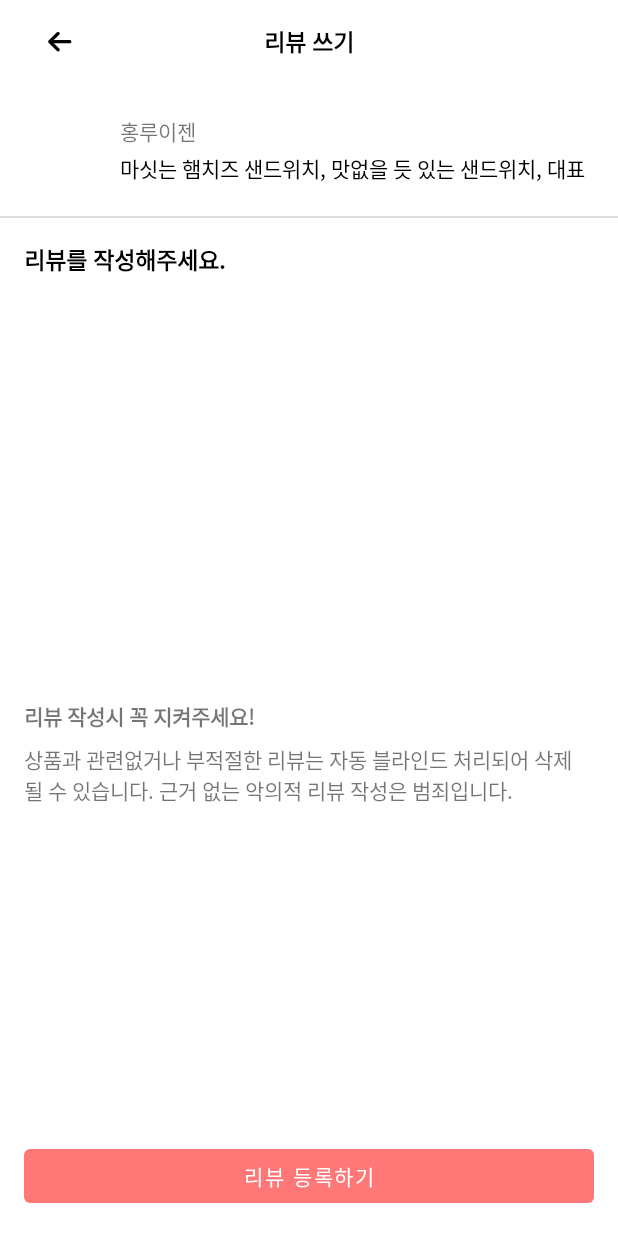
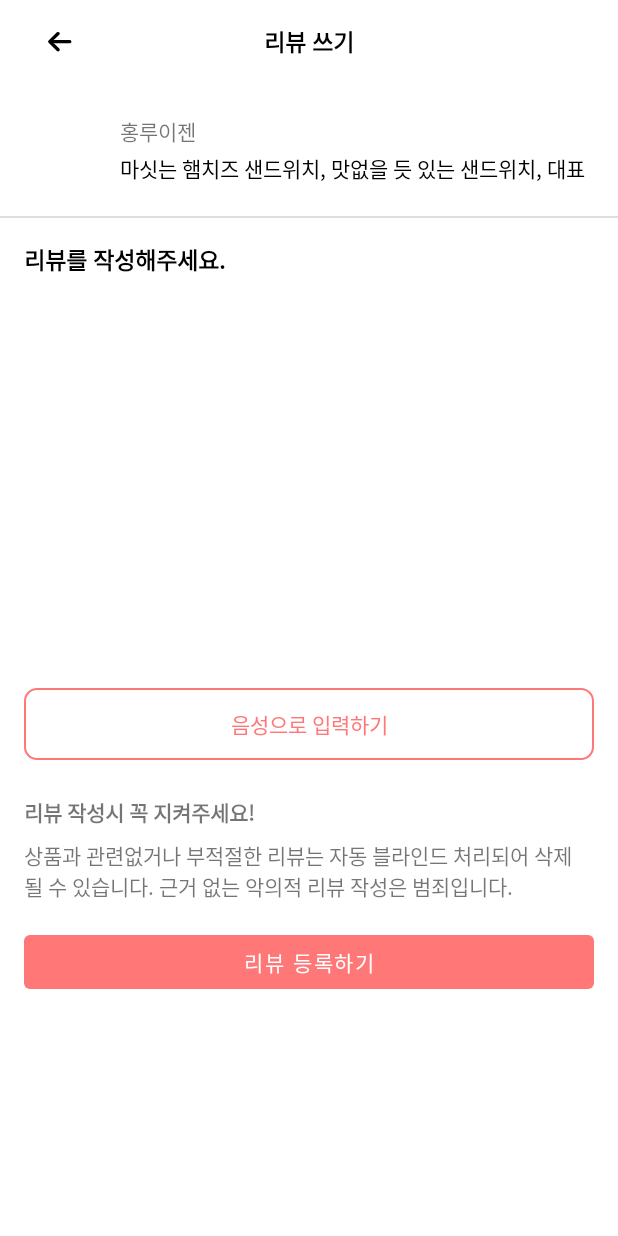
Before and after one commit to UnionHackathon2021/Android, an Android app: the layout fragment_create_review.xml on its own in the app's theme, with its tools: preview values and no code run, on a phone screen of 412 x 824 dp. Run offline under Robolectric (Android 15) with nearby library versions, the light colour scheme and no system bars.

```diff
--- /dev/null
+++ b/app/src/main/java/kr/hs/dgsw/unionhackathon/network/responses/responseObj/dto/request/ReviewRequest.kt
@@ -0,0 +1,5 @@
+package kr.hs.dgsw.unionhackathon.network.responses.responseObj.dto.request
+
+data class ReviewRequest(
+    val content: String
+)
--- /dev/null
+++ b/app/src/main/res/drawable/selector_review_record.xml
@@ -0,0 +1,20 @@
+<?xml version="1.0" encoding="utf-8"?>
+<selector xmlns:android="http://schemas.android.com/apk/res/android">
+    <item android:state_pressed="false">
+        <shape android:shape="rectangle">
+            <solid android:color="@color/white"/>
+            <corners android:radius="8dp"/>
+            <stroke android:color="@color/main"
+                android:width="1dp"/>
+        </shape>
+    </item>
+
+    <item android:state_pressed="true">
+        <shape android:shape="rectangle">
+            <solid android:color="#D1D1D1"/>
+            <corners android:radius="8dp"/>
+            <stroke android:color="@color/main"
+                android:width="1dp"/>
+        </shape>
+    </item>
+</selector>
--- a/app/src/main/res/layout/fragment_create_review.xml
+++ b/app/src/main/res/layout/fragment_create_review.xml
@@ -39,6 +39,19 @@
                 android:text="리뷰 쓰기" />
         </androidx.appcompat.widget.Toolbar>
 
+        <androidx.core.widget.NestedScrollView
+            android:layout_width="0dp"
+            android:layout_height="0dp"
+            app:layout_constraintBottom_toBottomOf="parent"
+            app:layout_constraintEnd_toEndOf="parent"
+            app:layout_constraintStart_toStartOf="parent"
+            app:layout_constraintTop_toBottomOf="@+id/toolbar">
+
+            <androidx.constraintlayout.widget.ConstraintLayout
+                android:layout_width="match_parent"
+                android:layout_height="match_parent"
+                android:orientation="vertical">
+
                 <androidx.cardview.widget.CardView
                     android:id="@id/cardView"
                     android:layout_width="56dp"
@@ -49,7 +62,7 @@
                     app:cardCornerRadius="16dp"
                     app:cardElevation="0dp"
                     app:layout_constraintStart_toStartOf="parent"
-            app:layout_constraintTop_toBottomOf="@id/toolbar">
+                    app:layout_constraintTop_toTopOf="parent">
 
                     <ImageView
                         android:id="@+id/imageView5"
@@ -63,8 +76,8 @@
                     android:layout_height="0dp"
                     android:layout_marginStart="8dp"
                     android:layout_marginEnd="16dp"
+                    android:gravity="center_vertical"
                     android:orientation="vertical"
-            android:gravity="center_vertical"
                     app:layout_constraintBottom_toBottomOf="@+id/cardView"
                     app:layout_constraintEnd_toEndOf="parent"
                     app:layout_constraintStart_toEndOf="@+id/cardView"
@@ -79,11 +92,11 @@
 
                     <TextView
                         android:id="@+id/textView12"
-                android:textColor="@color/black"
                         android:layout_width="match_parent"
                         android:layout_height="wrap_content"
+                        android:maxLines="1"
                         android:text="마싯는 햄치즈 샌드위치, 맛없을 듯 있는 샌드위치, 대표 샌드위치"
-                android:maxLines="1"/>
+                        android:textColor="@color/black" />
 
                 </LinearLayout>
 
@@ -91,8 +104,8 @@
                     android:id="@+id/view3"
                     android:layout_width="match_parent"
                     android:layout_height="1dp"
+                    android:layout_marginTop="16dp"
                     android:background="@color/grey"
-            android:layout_marginTop="16dp"
                     app:layout_constraintTop_toBottomOf="@+id/cardView" />
 
                 <TextView
@@ -108,21 +121,21 @@
                 <com.google.android.material.textfield.TextInputLayout
                     android:id="@+id/textInputLayout"
                     style="@style/RadiusTextInputLayout"
-            app:counterEnabled="true"
-            app:counterMaxLength="1000"
                     android:layout_width="0dp"
                     android:layout_height="250dp"
                     android:layout_marginStart="16dp"
                     android:layout_marginTop="8dp"
                     android:layout_marginEnd="16dp"
+                    app:counterEnabled="true"
+                    app:counterMaxLength="1000"
                     app:layout_constraintEnd_toEndOf="parent"
                     app:layout_constraintStart_toStartOf="parent"
                     app:layout_constraintTop_toBottomOf="@+id/textView14">
 
                     <com.google.android.material.textfield.TextInputEditText
-                android:background="@android:color/transparent"
                         android:layout_width="match_parent"
                         android:layout_height="match_parent"
+                        android:background="@android:color/transparent"
                         android:gravity="start"
                         android:textColor="@color/black" />
                 </com.google.android.material.textfield.TextInputLayout>
@@ -132,31 +145,50 @@
                     android:layout_width="match_parent"
                     android:layout_height="wrap_content"
                     android:layout_marginHorizontal="16dp"
-            android:layout_marginBottom="16dp"
+                    android:layout_marginTop="16dp"
                     android:stateListAnimator="@null"
                     android:text="리뷰 등록하기"
+                    android:layout_marginBottom="16dp"
                     app:layout_constraintBottom_toBottomOf="parent"
                     app:layout_constraintEnd_toEndOf="parent"
-            app:layout_constraintStart_toStartOf="parent" />
+                    app:layout_constraintStart_toStartOf="parent"
+                    app:layout_constraintTop_toBottomOf="@+id/textView1" />
 
                 <TextView
                     android:id="@+id/textView16"
                     android:layout_width="wrap_content"
                     android:layout_height="wrap_content"
                     android:layout_marginTop="24dp"
+                    android:text="리뷰 작성시 꼭 지켜주세요!"
                     android:textStyle="bold"
-            android:text="리뷰 작성시 꼭 지켜주세요!"
                     app:layout_constraintStart_toStartOf="@+id/textInputLayout"
-            app:layout_constraintTop_toBottomOf="@+id/textInputLayout" />
+                    app:layout_constraintTop_toBottomOf="@+id/button2" />
 
                 <TextView
+                    android:id="@+id/textView1"
                     android:layout_width="0dp"
                     android:layout_height="wrap_content"
+                    android:layout_marginTop="8dp"
                     android:text="상품과 관련없거나 부적절한 리뷰는 자동 블라인드 처리되어 삭제 될 수 있습니다. 근거 없는 악의적 리뷰 작성은 범죄입니다."
                     app:layout_constraintEnd_toEndOf="@+id/textInputLayout"
                     app:layout_constraintStart_toStartOf="@id/textView16"
-            android:layout_marginTop="8dp"
                     app:layout_constraintTop_toBottomOf="@id/textView16" />
+
+                <androidx.appcompat.widget.AppCompatButton
+                    android:id="@+id/button2"
+                    android:layout_width="0dp"
+                    android:layout_height="wrap_content"
+                    android:layout_marginTop="16dp"
+                    android:background="@drawable/selector_review_record"
+                    android:elevation="0dp"
+                    android:stateListAnimator="@null"
+                    android:text="음성으로 입력하기"
+                    android:textColor="@color/main"
+                    app:layout_constraintEnd_toEndOf="@+id/textInputLayout"
+                    app:layout_constraintStart_toStartOf="@+id/textInputLayout"
+                    app:layout_constraintTop_toBottomOf="@+id/textInputLayout" />
+            </androidx.constraintlayout.widget.ConstraintLayout>
+        </androidx.core.widget.NestedScrollView>
 
     </androidx.constraintlayout.widget.ConstraintLayout>
 </layout>
--- a/app/src/main/res/navigation/navigation_main.xml
+++ b/app/src/main/res/navigation/navigation_main.xml
@@ -3,7 +3,7 @@
     xmlns:app="http://schemas.android.com/apk/res-auto"
     xmlns:tools="http://schemas.android.com/tools"
     android:id="@+id/navigation_main"
-    app:startDestination="@id/homeFragment">
+    app:startDestination="@id/createReviewFragment">
 
     <fragment
         android:id="@+id/homeFragment"
@@ -19,4 +19,8 @@
         android:name="kr.hs.dgsw.unionhackathon.ui.fragment.StoreInfoFragment"
         android:label="StoreInfoFragment"
         tools:layout="@layout/fragment_store_info"/>
+    <fragment
+        android:id="@+id/createReviewFragment"
+        android:name="kr.hs.dgsw.unionhackathon.ui.fragment.CreateReviewFragment"
+        android:label="CreateReviewFragment" />
 </navigation>
```
Also changed, not shown: app/src/main/java/kr/hs/dgsw/unionhackathon/network/object/RetrofitInstance.kt (added, +22 -0 lines), app/src/main/java/kr/hs/dgsw/unionhackathon/network/responses/responseObj/dto/response/Review.kt (added, +10 -0 lines), app/src/main/java/kr/hs/dgsw/unionhackathon/network/responses/responseObj/dto/response/ReviewList.kt (added, +8 -0 lines), app/src/main/java/kr/hs/dgsw/unionhackathon/network/service/ReviewService.kt (added, +17 -0 lines). Lines whose indentation alone changed are shown as unchanged.
